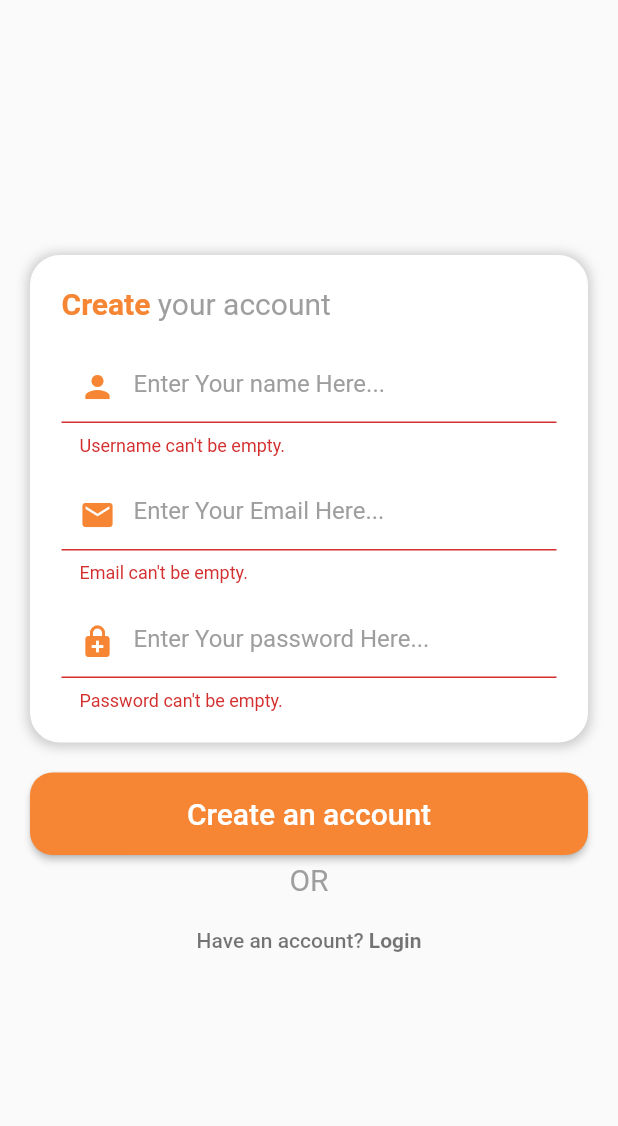
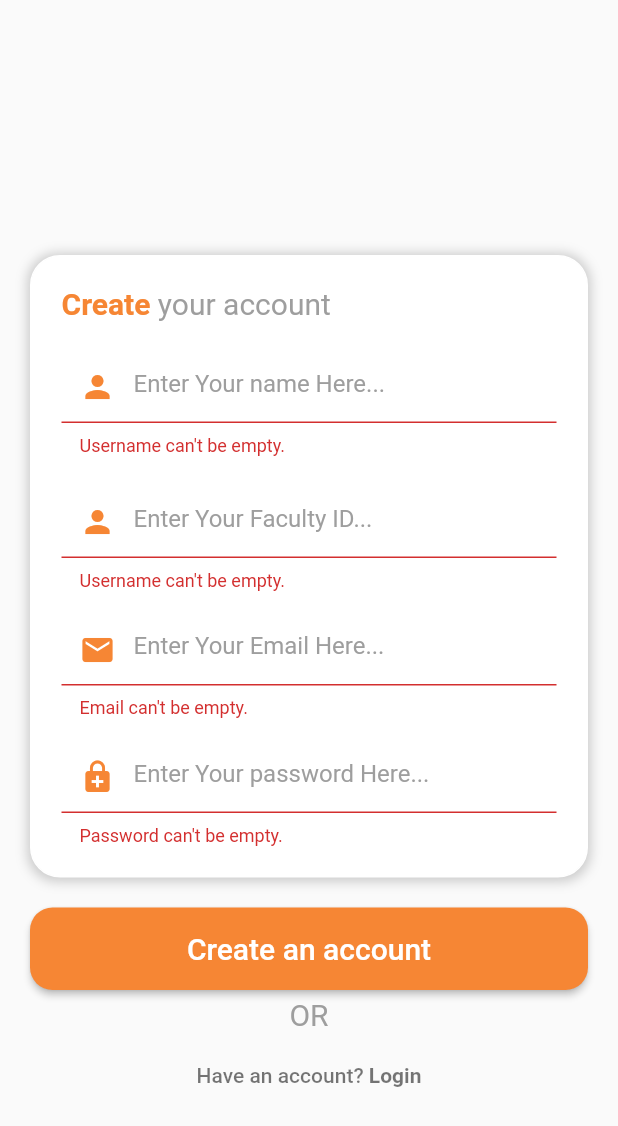
Before and after one commit to ssumanthh/Sahyadri_FoodCourt, a Flutter app: the screen it shows after launch, after a tap on "Create an account", on a phone screen of 412 x 824 dp. Shown: the top 1126 px of the screen. Run offline on Flutter 3.47's test engine with Material 2 defaults, Android fonts, the phone set to English and light mode, and no system bars; our stand-ins replace cloud_firestore, firebase_auth, firebase_core; accounts and stored records are empty.

Commit message:
Faculty Id addition is done on Login Page

```diff
--- a/lib/authentication/login.dart
+++ b/lib/authentication/login.dart
@@ -34,6 +34,7 @@ class _LoginPageState extends State<LoginPage> {
   static final formKey = new GlobalKey<FormState>();
   static bool a = true;
   String? _name;
+  String? _fid;
   String? _email;
   String? _password;
   bool loading = false;
@@ -63,7 +64,7 @@ class _LoginPageState extends State<LoginPage> {
         try {
           String userId = _formType == FormType.login
               ? await widget.auth.signIn(_email!, _password!)
-              : await widget.auth.createUser(_name!, _email!, _password!);
+              : await widget.auth.createUser(_name!,_fid!, _email!, _password!);
           setState(() {
             _authHint = 'Signed In\n\nUser id: $userId';
           });
@@ -338,6 +339,39 @@ class _LoginPageState extends State<LoginPage> {
                 ),
               ),
               Padding(
+                padding: EdgeInsets.fromLTRB(20.0, 10.0, 20.0, 10.0),
+                child: new TextFormField(
+                  key: new Key('fid'),
+                  decoration: InputDecoration(
+                    hintText: 'Enter Your Faculty ID...',
+                    prefixIcon: Icon(
+                      Icons.person,
+                      color: Color(0xFFf68634),
+                    ),
+                    hintStyle: TextStyle(color: Colors.grey),
+                    filled: true,
+                    fillColor: Colors.white70,
+                    enabledBorder: OutlineInputBorder(
+                      borderRadius: BorderRadius.all(Radius.circular(12.0)),
+                      borderSide:
+                          BorderSide(color: Color(0xFFf68634), width: 1),
+                    ),
+                    focusedBorder: OutlineInputBorder(
+                      borderRadius: BorderRadius.all(Radius.circular(10.0)),
+                      borderSide:
+                          BorderSide(color: Color(0xFFf68634), width: 1),
+                    ),
+                  ),
+                  autocorrect: false,
+                  validator: (val) => val!.isEmpty
+                      ? 'Username can\'t be empty.'
+                      : val.length < 2
+                          ? 'user name must be at least 2 charecter long'
+                          : null,
+                  onSaved: (val) => _fid = val,
+                ),
+              ),
+              Padding(
                 padding: EdgeInsets.fromLTRB(20.0, 5.0, 20.0, 10.0),
                 child: new TextFormField(
                   key: new Key('email'),
```
Also changed, not shown: lib/authentication/auth.dart (+32 -6 lines), lib/widgets/food_details.dart (+11 -5 lines), lib/widgets/orders.dart (added, +66 -0 lines).
